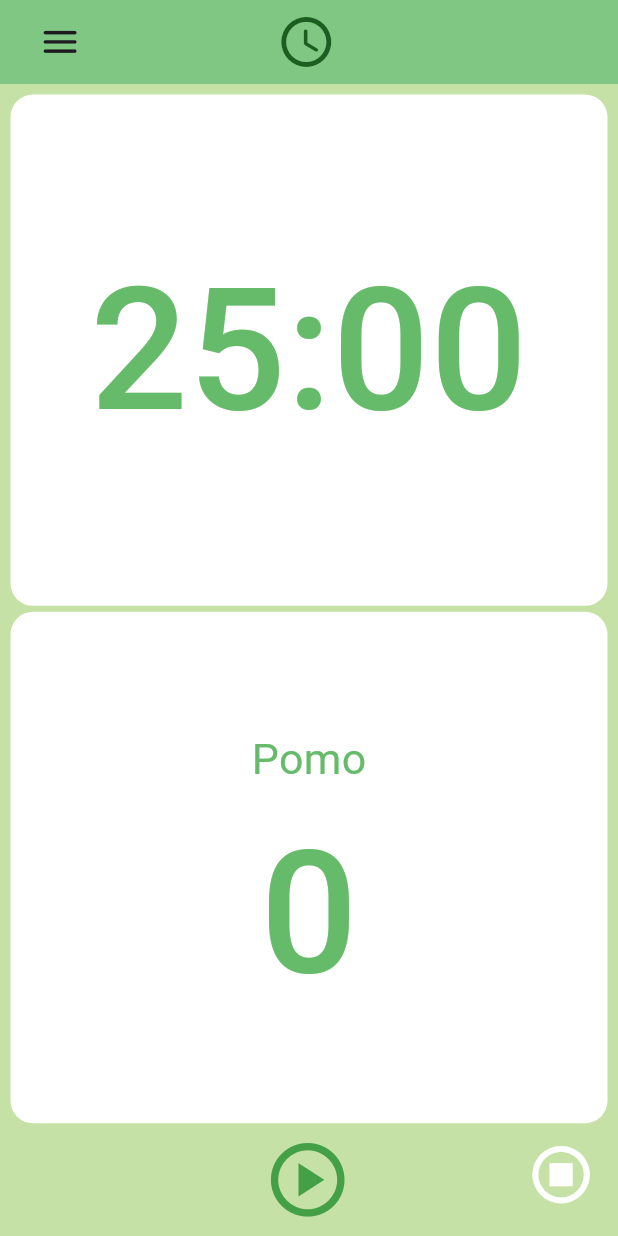
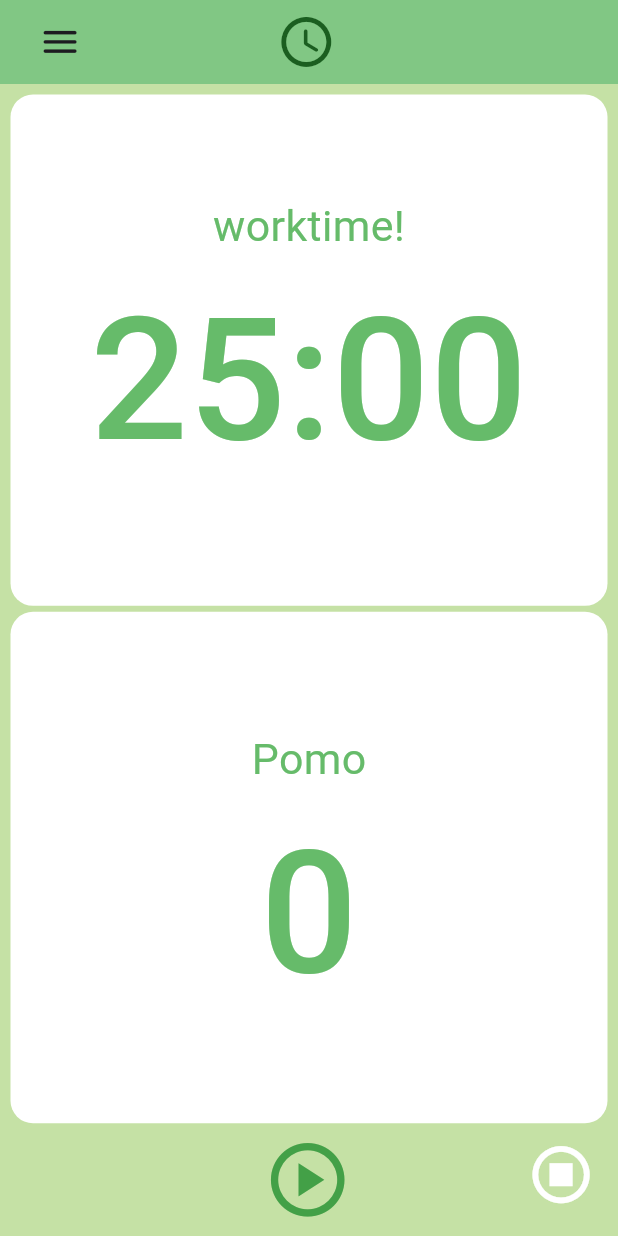
Before and after one commit to woojin20212321/Flutter_Project, a Flutter app: the screen it shows after launch, after a tap on the "play circle" icon, after a tap on the "stop circle" icon, on a phone screen of 412 x 824 dp. Run offline on Flutter 3.47's test engine with Material 3 defaults, Android fonts, the light colour scheme and no system bars; our stand-ins replace audioplayers, flutter_screenutil, shared_preferences.

Commit message:
Pomo_breakTime

```diff
--- a/pomo/lib/screens/timer_screen.dart
+++ b/pomo/lib/screens/timer_screen.dart
@@ -7,6 +7,7 @@ import 'package:audioplayers/audioplayers.dart';
 import 'package:pomo/main.dart';
 import 'package:flutter_screenutil/flutter_screenutil.dart';
 import 'package:pomo/screens/option_screen.dart' as option;
+import 'package:shared_preferences/shared_preferences.dart';
 
 class TimerScreen extends StatefulWidget {
   const TimerScreen({super.key});
@@ -16,22 +17,36 @@ class TimerScreen extends StatefulWidget {
 }
 
 class _TimerScreenState extends State<TimerScreen> {
-  static const twentyFiveMinutes = 1500;
-  int totalSeconds = twentyFiveMinutes;
+  int totalSeconds = 1500;
   late Timer timer;
   bool isRunning = false;
   int totalPomodors = 0;
   AudioPlayer audioPlayer = AudioPlayer();
+  bool worktime = true;
 
   void onTick(Timer timer) {
     if (totalSeconds == 0) {
       audioPlayer.play(AssetSource('ring.mp3'));
+
       setState(() {
         totalPomodors = totalPomodors + 1;
         isRunning = false;
-        totalSeconds = twentyFiveMinutes;
+        breakTime();
       });
       timer.cancel();
+    } else {
+      setState(() {
+        totalSeconds = totalSeconds - 1;
+      });
+    }
+  }
+
+  void breakTime() {
+    totalSeconds = 300;
+    worktime = false;
+    if (totalSeconds == 0) {
+      audioPlayer.play(AssetSource('ring.mp3'));
+      setState(() {});
     } else {
       setState(() {
         totalSeconds = totalSeconds - 1;
@@ -43,6 +58,7 @@ class _TimerScreenState extends State<TimerScreen> {
     timer = Timer.periodic(const Duration(seconds: 1), onTick);
     setState(() {
       isRunning = true;
+      worktime = true;
     });
   }
 
@@ -57,7 +73,7 @@ class _TimerScreenState extends State<TimerScreen> {
     timer.cancel();
     setState(() {
       isRunning = false;
-      totalSeconds = twentyFiveMinutes;
+      totalSeconds = 1500;
       totalPomodors = 0;
     });
   }
@@ -122,6 +138,14 @@ class _TimerScreenState extends State<TimerScreen> {
                       child: Column(
                         mainAxisAlignment: MainAxisAlignment.center,
                         children: [
+                          Text(
+                            worktime ? 'worktime!' : 'breaktime',
+                            style: TextStyle(
+                              fontSize: 25.w,
+                              fontWeight: FontWeight.w400,
+                              color: Colors.green[400],
+                            ),
+                          ),
                           Text(
                             format(totalSeconds),
                             style: TextStyle(
--- a/pomo/pubspec.yaml
+++ b/pomo/pubspec.yaml
@@ -37,9 +37,9 @@ dependencies:
   cupertino_icons: ^1.0.8
   audioplayers: ^6.1.0
   flutter_screenutil: ^5.9.3
-  firebase_core: ^3.6.0
   get: ^4.6.6
   provider: ^6.1.2
+  shared_preferences: ^2.1.1
 
 dev_dependencies:
   flutter_test:
```
Also changed, not shown: pomo/lib/screens/option_screen.dart (+7 -6 lines), pomo/pubspec.lock, 3 other files.
